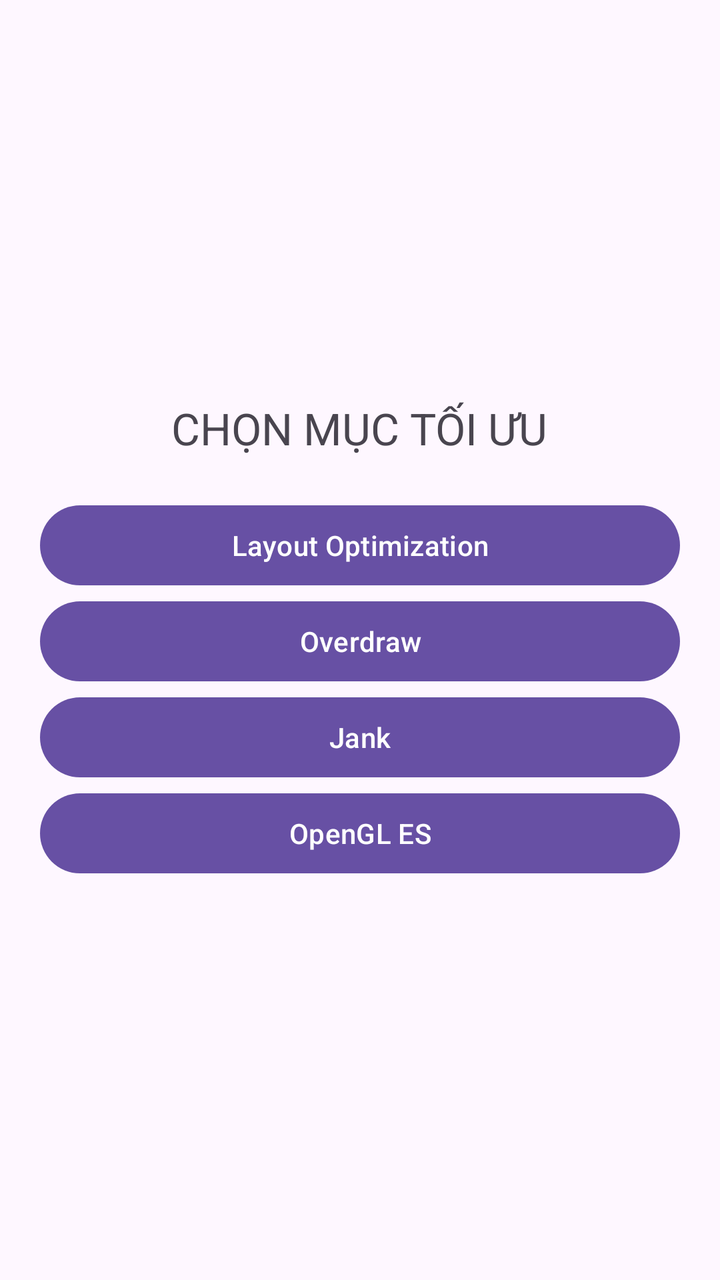
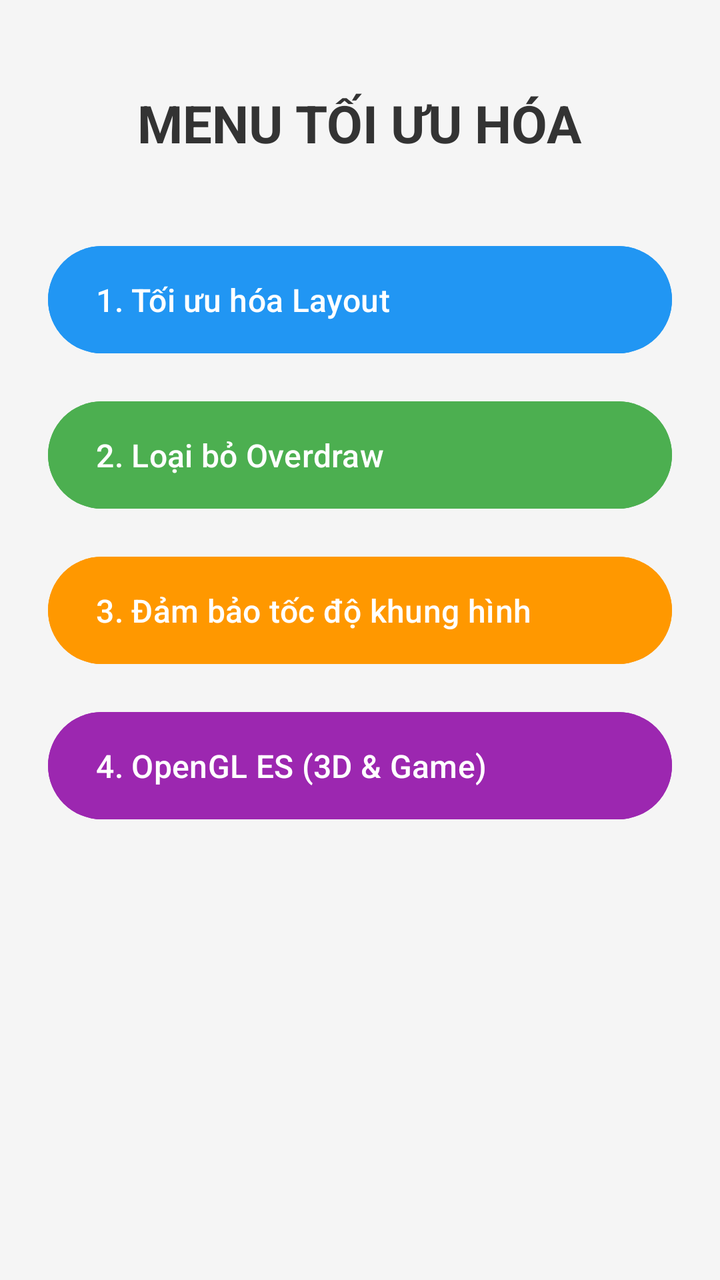

An Android layout rendered at two revisions. The XML below is the earlier revision; the diff shows what the commit changed to produce the second picture.
<!-- AndroidManifest.xml: application theme Theme.Optimization -->
<!-- res/layout/activity_menu.xml -->
<?xml version="1.0" encoding="utf-8"?>
<LinearLayout xmlns:android="http://schemas.android.com/apk/res/android"
    android:layout_width="match_parent"
    android:layout_height="match_parent"
    android:gravity="center"
    android:orientation="vertical"
    android:padding="20dp">

    <TextView
        android:layout_width="wrap_content"
        android:layout_height="wrap_content"
        android:layout_marginBottom="20dp"
        android:text="CHỌN MỤC TỐI ƯU"
        android:textSize="22sp" />

    <Button
        android:id="@+id/btnLayoutOpt"
        android:layout_width="match_parent"
        android:layout_height="wrap_content"
        android:text="Layout Optimization" />

    <Button
        android:id="@+id/btnOverdraw"
        android:layout_width="match_parent"
        android:layout_height="wrap_content"
        android:text="Overdraw" />

    <Button
        android:id="@+id/btnJank"
        android:layout_width="match_parent"
        android:layout_height="wrap_content"
        android:text="Jank" />

    <Button
        android:id="@+id/btnOpenGLES"
        android:layout_width="match_parent"
        android:layout_height="wrap_content"
        android:text="OpenGL ES" />

</LinearLayout>
<!-- resources referenced by this layout -->
<resources>
  <style name="Theme.Optimization" parent="Base.Theme.Optimization" />
  <style name="Base.Theme.Optimization" parent="Theme.Material3.DayNight.NoActionBar">
          
          
      </style>
</resources>

<!-- the commit's change to res/layout/activity_menu.xml (unified diff, before → after) -->
@@ -2,39 +2,78 @@
 <LinearLayout xmlns:android="http://schemas.android.com/apk/res/android"
     android:layout_width="match_parent"
     android:layout_height="match_parent"
-    android:gravity="center"
     android:orientation="vertical"
-    android:padding="20dp">
+    android:padding="24dp"
+    android:gravity="center_horizontal"
+    android:background="#F5F5F5">
 
     <TextView
         android:layout_width="wrap_content"
         android:layout_height="wrap_content"
-        android:layout_marginBottom="20dp"
-        android:text="CHỌN MỤC TỐI ƯU"
-        android:textSize="22sp" />
+        android:text="MENU TỐI ƯU HÓA"
+        android:textSize="26sp"
+        android:textStyle="bold"
+        android:textColor="#333333"
+        android:layout_marginBottom="40dp"
+        android:layout_marginTop="20dp"/>
 
     <Button
         android:id="@+id/btnLayoutOpt"
         android:layout_width="match_parent"
         android:layout_height="wrap_content"
-        android:text="Layout Optimization" />
+        android:text="1. Tối ưu hóa Layout"
+        android:textSize="16sp"
+        android:gravity="start|center_vertical"
+        android:paddingStart="24dp"
+        android:paddingEnd="16dp"
+        android:paddingTop="16dp"
+        android:paddingBottom="16dp"
+        android:backgroundTint="#2196F3"
+        android:textColor="#FFFFFF"
+        android:layout_marginBottom="16dp"/>
 
     <Button
         android:id="@+id/btnOverdraw"
         android:layout_width="match_parent"
         android:layout_height="wrap_content"
-        android:text="Overdraw" />
+        android:text="2. Loại bỏ Overdraw"
+        android:textSize="16sp"
+        android:gravity="start|center_vertical"
+        android:paddingStart="24dp"
+        android:paddingEnd="16dp"
+        android:paddingTop="16dp"
+        android:paddingBottom="16dp"
+        android:backgroundTint="#4CAF50"
+        android:textColor="#FFFFFF"
+        android:layout_marginBottom="16dp"/>
 
     <Button
         android:id="@+id/btnJank"
         android:layout_width="match_parent"
         android:layout_height="wrap_content"
-        android:text="Jank" />
+        android:text="3. Đảm bảo tốc độ khung hình"
+        android:textSize="16sp"
+        android:gravity="start|center_vertical"
+        android:paddingStart="24dp"
+        android:paddingEnd="16dp"
+        android:paddingTop="16dp"
+        android:paddingBottom="16dp"
+        android:backgroundTint="#FF9800"
+        android:textColor="#FFFFFF"
+        android:layout_marginBottom="16dp"/>
 
     <Button
-        android:id="@+id/btnOpenGLES"
+        android:id="@+id/btnOpenGL"
         android:layout_width="match_parent"
         android:layout_height="wrap_content"
-        android:text="OpenGL ES" />
+        android:text="4. OpenGL ES (3D &amp; Game)"
+        android:textSize="16sp"
+        android:gravity="start|center_vertical"
+        android:paddingStart="24dp"
+        android:paddingEnd="16dp"
+        android:paddingTop="16dp"
+        android:paddingBottom="16dp"
+        android:backgroundTint="#9C27B0"
+        android:textColor="#FFFFFF"/>
 
 </LinearLayout>
